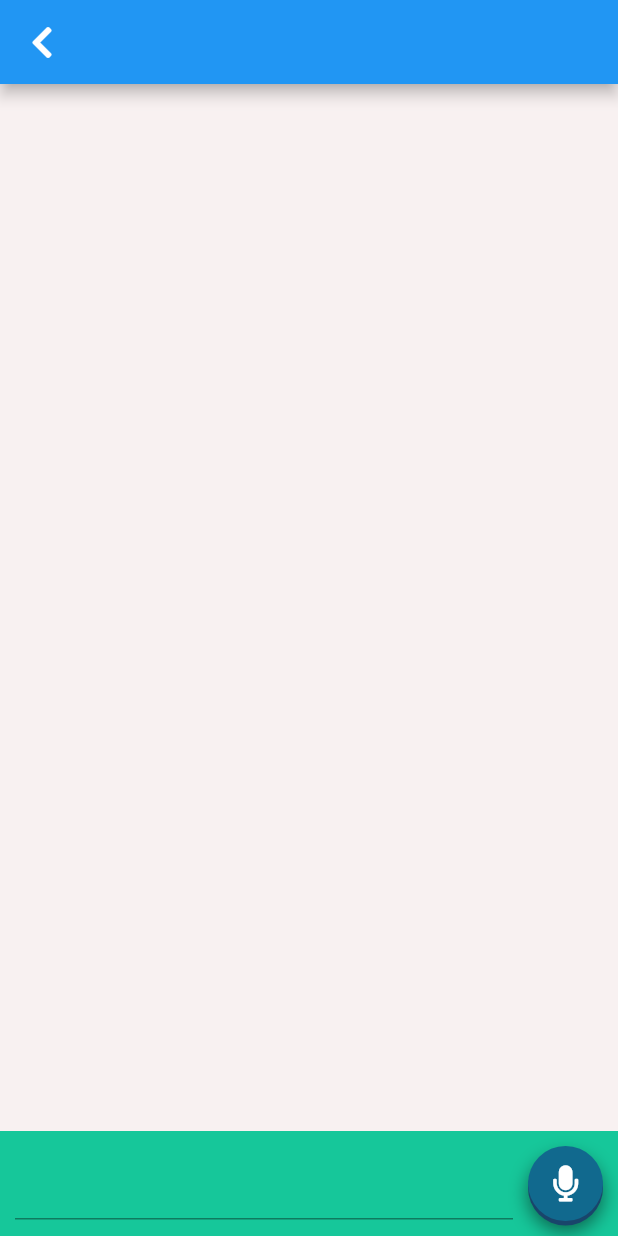
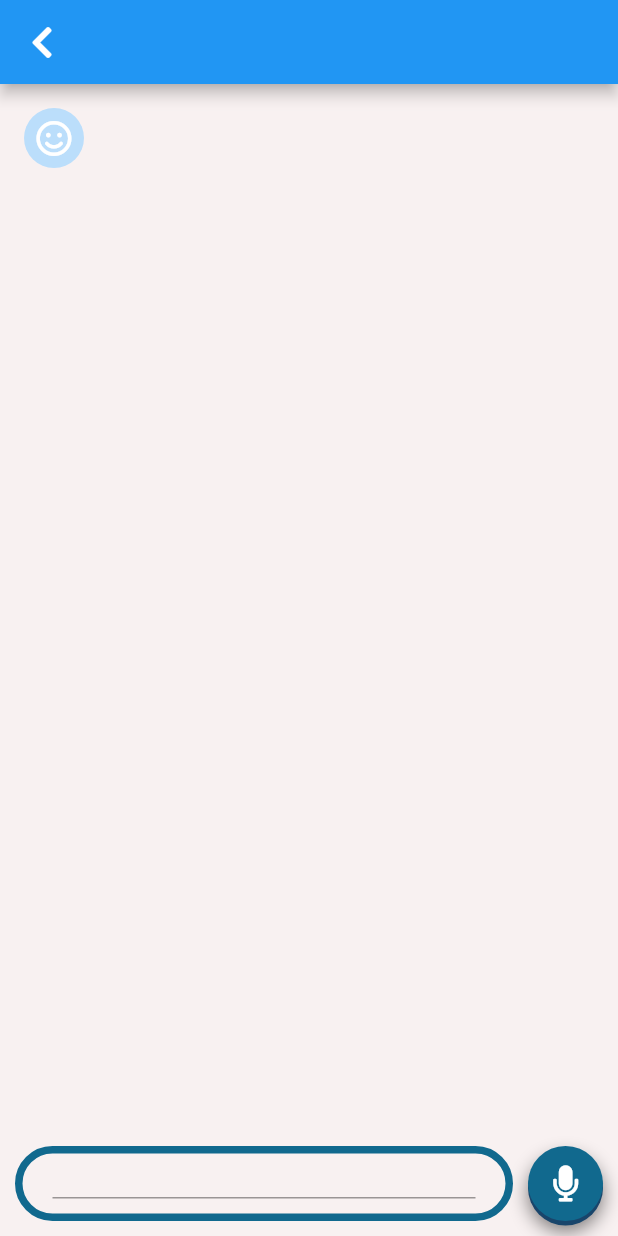
Before and after one commit to curiousyuvi/inteliAid, a Flutter app: the screen it shows after launch, after a tap on an icon or button, on a phone screen of 412 x 824 dp. Run offline on Flutter 3.47's test engine with Material 2 defaults, Android fonts, the light colour scheme and no system bars; our stand-ins replace font_awesome_flutter.

Commit message:
changed response body to raw string

```diff
--- /dev/null
+++ b/lib/api/getAnswers.dart
@@ -0,0 +1,25 @@
+import 'package:http/http.dart' as http;
+import 'dart:convert';
+
+getAnswers() async {
+  try {
+    // var url =
+    //     'https://medical-question-answering.p.rapidapi.com/Project/use_gmas_api/';
+
+    // var response = await http.post(Uri.parse(url),
+    //     headers: {
+    //       "content-type": "application/x-www-form-urlencoded",
+    //       "x-rapidapi-host": "medical-question-answering.p.rapidapi.com",
+    //       "x-rapidapi-key": "199347aa33msh56b6460b27d8ea9p1dde44jsn942ec4f7e36e"
+    //     },
+    //     body: "query=how%20do%20i%20stop%20hair%20loss%3F");
+
+    var body = r'[["hello","hello"],["hello","hello"]]';
+
+    // String body = response.body;
+    // print(jsonDecode(r'' + body));
+
+  } catch (e) {
+    print(e);
+  }
+}
--- a/lib/components/bigButton.dart
+++ b/lib/components/bigButton.dart
@@ -1,5 +1,6 @@
 import 'package:flutter/material.dart';
 import 'package:font_awesome_flutter/font_awesome_flutter.dart';
+import 'package:inteli_aid/api/getAnswers.dart';
 import 'package:inteli_aid/components/smallButton.dart';
 
 import '../constants.dart';
@@ -57,6 +58,9 @@ class BigButton extends StatelessWidget {
                   ),
                   SmallButton(
                     icon: FontAwesomeIcons.microphone,
+                    onPressed: () {
+                      getAnswers();
+                    },
                   ),
                 ],
               )
--- /dev/null
+++ b/lib/components/chatsListView.dart
@@ -0,0 +1,40 @@
+import 'package:flutter/material.dart';
+import 'package:font_awesome_flutter/font_awesome_flutter.dart';
+
+class ChatsListView extends StatefulWidget {
+  List chatsList;
+  ChatsListView({this.chatsList = const []});
+  @override
+  _ChatsListViewState createState() =>
+      _ChatsListViewState(chatsList: chatsList);
+}
+
+class _ChatsListViewState extends State<ChatsListView> {
+  List chatsList;
+  List<Widget> chatWidgets = [];
+  _ChatsListViewState({this.chatsList = const []});
+  @override
+  Widget build(BuildContext context) {
+    for (var chat in chatsList) {}
+
+    return ListView(
+      children: [
+        Container(
+          child: Row(
+            children: [
+              CircleAvatar(
+                child: Icon(
+                  FontAwesomeIcons.smile,
+                  color: Colors.white,
+                ),
+              ),
+              SizedBox(
+                width: 20,
+              ),
+            ],
+          ),
+        )
+      ],
+    );
+  }
+}
--- a/lib/main.dart
+++ b/lib/main.dart
@@ -29,14 +29,20 @@ class MyApp extends StatelessWidget {
             headline1: TextStyle(
               color: Colors.white,
               fontFamily: "Josefin",
-                fontSize: 25,
+              fontSize: 30,
               fontWeight: FontWeight.bold,
             ),
             headline2: TextStyle(
                 color: Colors.white,
                 fontFamily: "Josefin",
+                fontSize: 23,
+                fontWeight: FontWeight.bold),
+            bodyText1: TextStyle(
+                color: Colors.black,
+                fontFamily: "Josefin",
                 fontSize: 20,
-                  fontWeight: FontWeight.bold))),
+                fontWeight: FontWeight.w400)),
+      ),
     );
   }
 }
--- a/lib/screens/answerChat.dart
+++ b/lib/screens/answerChat.dart
@@ -1,5 +1,6 @@
 import 'package:flutter/material.dart';
 import 'package:font_awesome_flutter/font_awesome_flutter.dart';
+import 'package:inteli_aid/components/chatsListView.dart';
 import 'package:inteli_aid/constants.dart';
 
 class AnswerChat extends StatefulWidget {
@@ -8,6 +9,10 @@ class AnswerChat extends StatefulWidget {
 }
 
 class _AnswerChatState extends State<AnswerChat> {
+  bool isWriting = false;
+  List chats = [
+    {"body": "Hey ask me a health question?", "source": "app"}
+  ];
   @override
   Widget build(BuildContext context) {
     return Scaffold(
@@ -26,21 +31,75 @@ class _AnswerChatState extends State<AnswerChat> {
       body: SafeArea(
         child: Container(
           child: Column(
-            mainAxisAlignment: MainAxisAlignment.end,
             children: [
+              Expanded(
+                child: Padding(
+                  padding: const EdgeInsets.all(16.0),
+                  child: ChatsListView(),
+                ),
+              ),
               Container(
                   padding: EdgeInsets.all(10),
-                  color: primaryGreen,
                   height: 70,
                   child: Row(
                     children: [
                       Expanded(
-                        child: TextField(),
+                        child: Container(
+                          padding: EdgeInsets.symmetric(
+                              horizontal: 20, vertical: 10),
+                          decoration: BoxDecoration(
+                              border: Border.all(color: darkBlue1, width: 5),
+                              borderRadius: BorderRadius.circular(100)),
+                          child: Row(
+                            children: [
+                              Expanded(
+                                child: TextField(
+                                  onChanged: (val) {
+                                    if (val.length != 0) {
+                                      setState(() {
+                                        isWriting = true;
+                                      });
+                                    } else {
+                                      setState(() {
+                                        isWriting = false;
+                                      });
+                                    }
+                                  },
+                                  maxLines: 1,
+                                  style: Theme.of(context).textTheme.bodyText1,
+                                ),
+                              ),
+                            ],
+                          ),
+                        ),
                       ),
                       SizedBox(
                         width: 10,
                       ),
-                      Container(
+                      isWriting
+                          ? RoundButton(
+                              icon: FontAwesomeIcons.solidPaperPlane,
+                            )
+                          : RoundButton(
+                              icon: FontAwesomeIcons.microphone,
+                            )
+                    ],
+                  ))
+            ],
+          ),
+        ),
+      ),
+    );
+  }
+}
+
+class RoundButton extends StatelessWidget {
+  IconData icon;
+
+  RoundButton({this.icon = FontAwesomeIcons.smile});
+  @override
+  Widget build(BuildContext context) {
+    return Container(
       height: 50,
       width: 50,
       decoration: BoxDecoration(
@@ -54,15 +113,8 @@ class _AnswerChatState extends State<AnswerChat> {
           ],
           color: darkBlue1),
       child: Icon(
-                          FontAwesomeIcons.microphone,
+        icon,
         color: Colors.white,
-                        ),
-                      )
-                    ],
-                  ))
-            ],
-          ),
-        ),
       ),
     );
   }
--- a/pubspec.yaml
+++ b/pubspec.yaml
@@ -16,6 +16,8 @@ dependencies:
 
   cupertino_icons: ^1.0.2
   font_awesome_flutter: ^9.1.0
+  http: ^0.13.3
+  flutter_chat_bubble: ^2.0.0
 
 dev_dependencies:
   flutter_test:
```
Also changed, not shown: pubspec.lock. Lines whose indentation alone changed are shown as unchanged.
